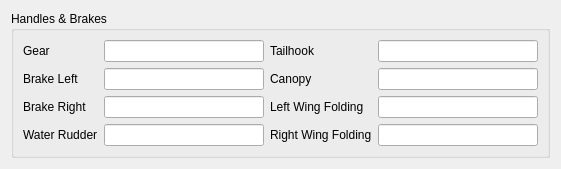
till213/SkyDolly, file src/UserInterface/src/Widget/AircraftHandleWidget.ui: the form before one commit.
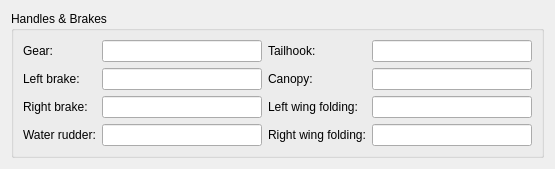
The form after the commit.

Patch:
```diff
--- a/src/UserInterface/src/Widget/AircraftHandleWidget.ui
+++ b/src/UserInterface/src/Widget/AircraftHandleWidget.ui
@@ -31,7 +31,7 @@
         <item row="0" column="0">
          <widget class="QLabel" name="label_39">
           <property name="text">
-           <string>Gear</string>
+           <string>Gear:</string>
           </property>
          </widget>
         </item>
@@ -51,7 +51,7 @@
         <item row="1" column="0">
          <widget class="QLabel" name="label_45">
           <property name="text">
-           <string>Brake Left</string>
+           <string>Left brake:</string>
           </property>
          </widget>
         </item>
@@ -71,7 +71,7 @@
         <item row="2" column="0">
          <widget class="QLabel" name="label_46">
           <property name="text">
-           <string>Brake Right</string>
+           <string>Right brake:</string>
           </property>
          </widget>
         </item>
@@ -91,7 +91,7 @@
         <item row="3" column="0">
          <widget class="QLabel" name="label_44">
           <property name="text">
-           <string>Water Rudder</string>
+           <string>Water rudder:</string>
           </property>
          </widget>
         </item>
@@ -115,7 +115,7 @@
         <item row="0" column="0">
          <widget class="QLabel" name="label_60">
           <property name="text">
-           <string>Tailhook</string>
+           <string>Tailhook:</string>
           </property>
          </widget>
         </item>
@@ -135,7 +135,7 @@
         <item row="1" column="0">
          <widget class="QLabel" name="label_61">
           <property name="text">
-           <string>Canopy</string>
+           <string>Canopy:</string>
           </property>
          </widget>
         </item>
@@ -158,7 +158,7 @@
         <item row="2" column="0">
          <widget class="QLabel" name="label_40">
           <property name="text">
-           <string>Left Wing Folding</string>
+           <string>Left wing folding:</string>
           </property>
          </widget>
         </item>
@@ -178,7 +178,7 @@
         <item row="3" column="0">
          <widget class="QLabel" name="label_41">
           <property name="text">
-           <string>Right Wing Folding</string>
+           <string>Right wing folding:</string>
           </property>
          </widget>
         </item>
```
